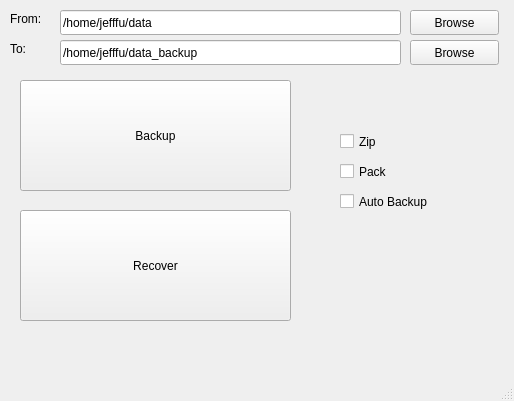
The window that mainwindow.ui (Fyy10/File-Backup-System) describes before a commit, drawn with Qt 5.
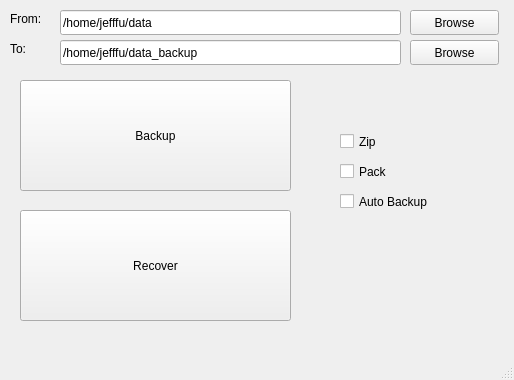
The same window after the commit.

The edit to the form file:
```diff
--- a/mainwindow.ui
+++ b/mainwindow.ui
@@ -7,7 +7,7 @@
     <x>0</x>
     <y>0</y>
     <width>514</width>
-    <height>401</height>
+    <height>380</height>
    </rect>
   </property>
   <property name="windowTitle">
```
